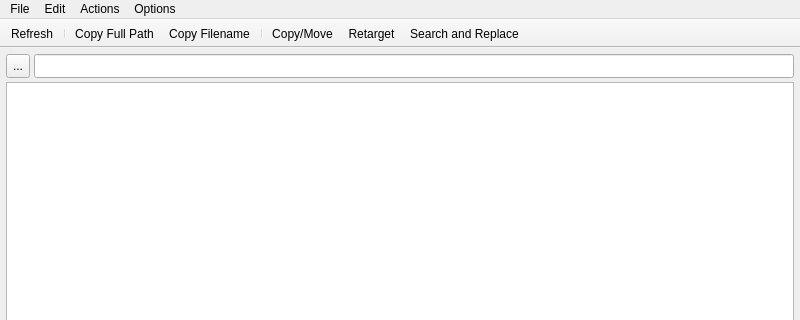
Old version of the form fxpt/fx_textureManager/MainWindowUI.ui in the repository theetcher/fxpt; both pictures show x 0 to 800 and y 0 to 320 of the 800 by 610 pixel window.
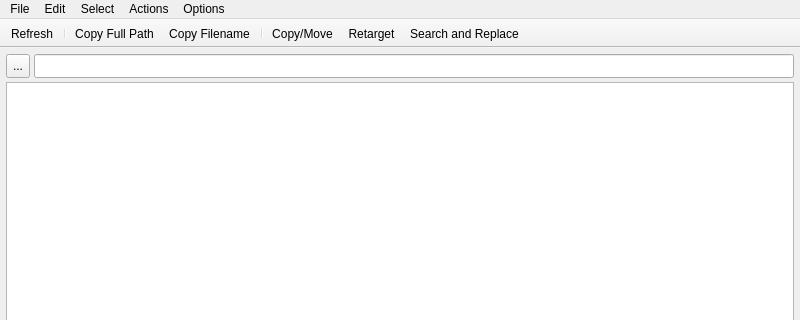
New version of the form. Icons and pictures are not drawn.

What changed in the file:
```diff
--- a/fxpt/fx_textureManager/MainWindowUI.ui
+++ b/fxpt/fx_textureManager/MainWindowUI.ui
@@ -150,9 +150,19 @@
      <string>Options</string>
     </property>
     <addaction name="uiACT_selectAssigned"/>
+    <addaction name="uiACT_removeDuplicatesFromClipboard"/>
+   </widget>
+   <widget class="QMenu" name="menuSelect">
+    <property name="title">
+     <string>Select</string>
+    </property>
+    <addaction name="uiACT_selectAll"/>
+    <addaction name="uiACT_selectInvert"/>
+    <addaction name="uiACT_selectNone"/>
    </widget>
    <addaction name="menuFile"/>
    <addaction name="menuEdit"/>
+   <addaction name="menuSelect"/>
    <addaction name="menuActions"/>
    <addaction name="menuOptions"/>
   </widget>
```
Left out of the diff: 74 changed lines with no effect on the pictures.
